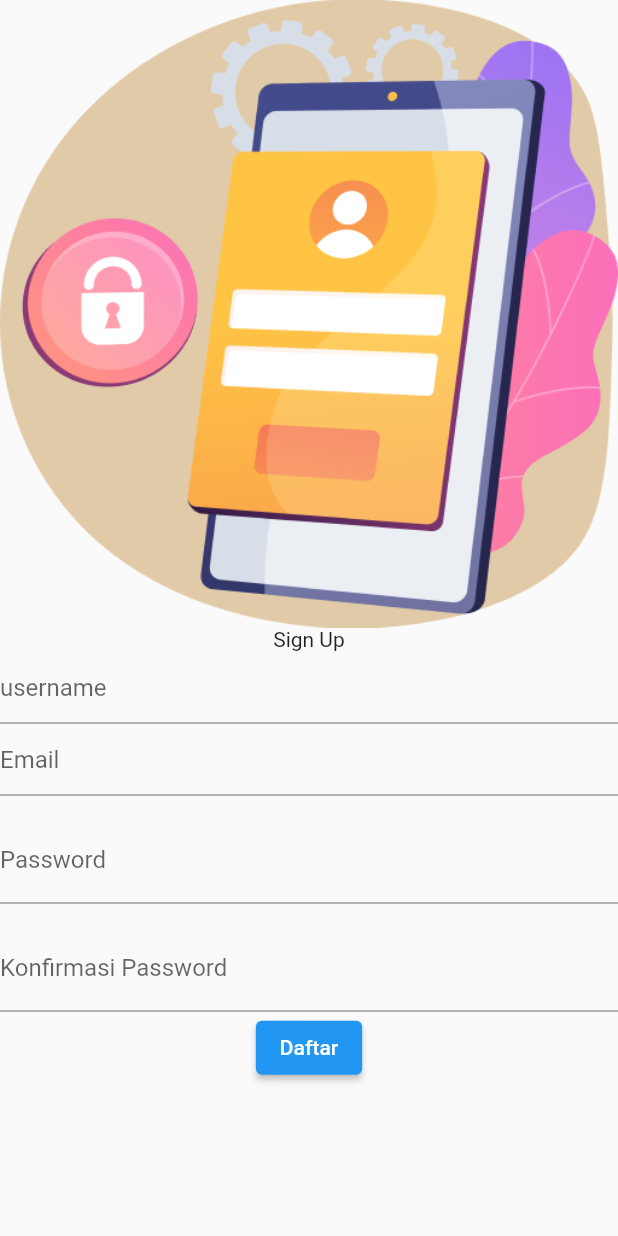
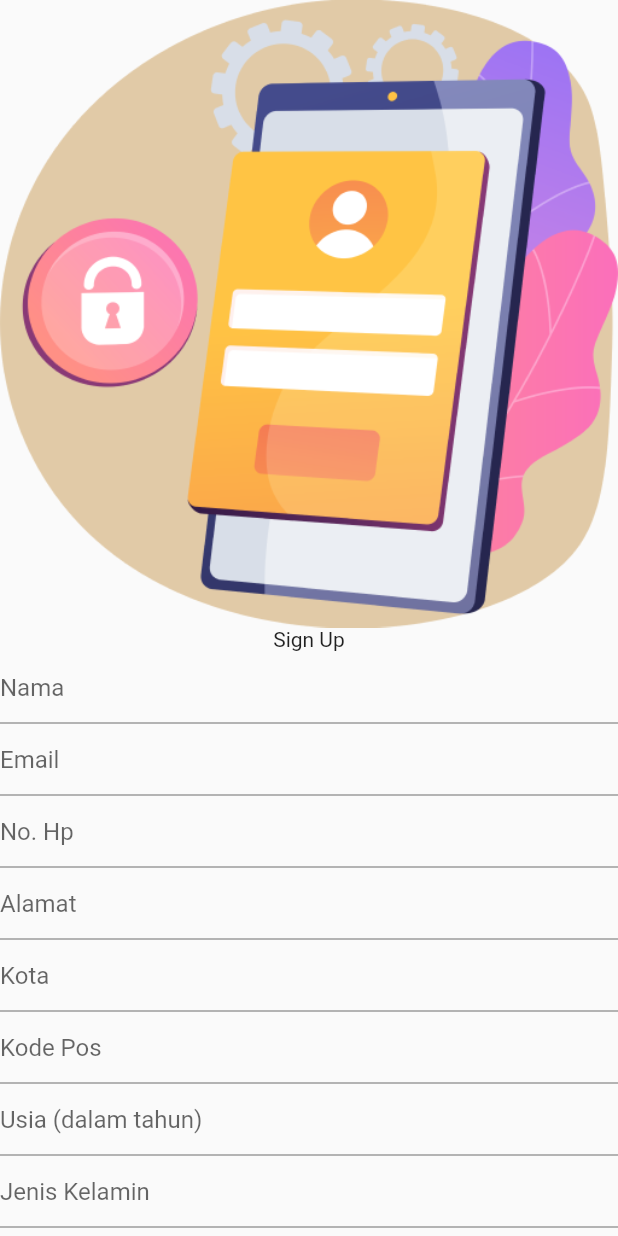
Before and after one commit to BimaJatiKusuma/QuackMo, a Flutter app: the PeternakRegis screen opened directly, on a phone screen of 412 x 824 dp. Run offline on Flutter 3.47's test engine with Material 2 defaults, Android fonts, the phone set to English and light mode, and no system bars.

Commit message:
progress sprint 2 fornt end 02

```diff
--- a/lib/peternak/peternak_regis.dart
+++ b/lib/peternak/peternak_regis.dart
@@ -1,5 +1,3 @@
-import 'dart:html';
-
 import 'package:flutter/material.dart';
 import 'package:flutter/src/widgets/framework.dart';
 import 'package:flutter/src/widgets/placeholder.dart';
@@ -19,6 +17,13 @@ class _PeternakRegisState extends State<PeternakRegis> {
 
   TextEditingController usernameController =  TextEditingController();
   TextEditingController emailController =  TextEditingController();
+  TextEditingController noHPController =  TextEditingController();
+  TextEditingController alamatController =  TextEditingController();
+  TextEditingController kotaController =  TextEditingController();
+  TextEditingController negaraController =  TextEditingController();
+  TextEditingController kodePosController =  TextEditingController();
+  TextEditingController usiaController =  TextEditingController();
+  TextEditingController genderController =  TextEditingController();
   TextEditingController passwordController =  TextEditingController();
   TextEditingController konfirmasipasswordController =  TextEditingController();
 
@@ -53,13 +58,49 @@ class _PeternakRegisState extends State<PeternakRegis> {
                       TextFormField(
                         controller: usernameController,
                         decoration: InputDecoration(
-                          hintText: 'username',
+                          hintText: 'Nama',
                         ),
                       ),
                       TextFormField(
                         controller: emailController,
                         decoration: InputDecoration(
                           hintText: 'Email',
+                        ),
+                      ),
+                      TextFormField(
+                        controller: noHPController,
+                        decoration: InputDecoration(
+                          hintText: 'No. Hp',
+                        ),
+                      ),
+                      TextFormField(
+                        controller: alamatController,
+                        decoration: InputDecoration(
+                          hintText: 'Alamat',
+                        ),
+                      ),
+                      TextFormField(
+                        controller: kotaController,
+                        decoration: InputDecoration(
+                          hintText: 'Kota',
+                        ),
+                      ),
+                      TextFormField(
+                        controller: kodePosController,
+                        decoration: InputDecoration(
+                          hintText: 'Kode Pos',
+                        ),
+                      ),
+                      TextFormField(
+                        controller: usiaController,
+                        decoration: InputDecoration(
+                          hintText: 'Usia (dalam tahun)',
+                        ),
+                      ),
+                      TextFormField(
+                        controller: genderController,
+                        decoration: InputDecoration(
+                          hintText: 'Jenis Kelamin',
                         ),
                       ),
                       TextFormField(
--- a/lib/produsen/produsen_pesanan.dart
+++ b/lib/produsen/produsen_pesanan.dart
@@ -1,4 +1,5 @@
 import 'package:flutter/material.dart';
+import 'package:quackmo/produsen/produsen_homepage.dart';
 
 class ProdusenPesanan extends StatelessWidget {
   const ProdusenPesanan({super.key});
@@ -9,7 +10,10 @@ class ProdusenPesanan extends StatelessWidget {
         appBar: AppBar(
           leading: BackButton(
             onPressed: () {
-              Navigator.pop(context);
+              Navigator.pushAndRemoveUntil(context, MaterialPageRoute(builder: (context){
+                return ProdusenHomepage();
+              }), (route) => false);
+
             },
           ),
           title: Title(color: Colors.indigo, child: Text("Pemesanan")),
```
Also changed, not shown: lib/produsen/produsen_daftar_peternak.dart (+27 -3 lines), lib/produsen/produsen_daftar_produk.dart (added, +81 -0 lines), lib/produsen/produsen_daftar_produk_detail.dart (added, +131 -0 lines), lib/produsen/produsen_pembayaran.dart (added, +46 -0 lines), lib/produsen/produsen_transaksi.dart (+29 -0 lines), images/daftar_produk01.png (added), lib/produsen/produsen_pembarayan.dart (deleted).
